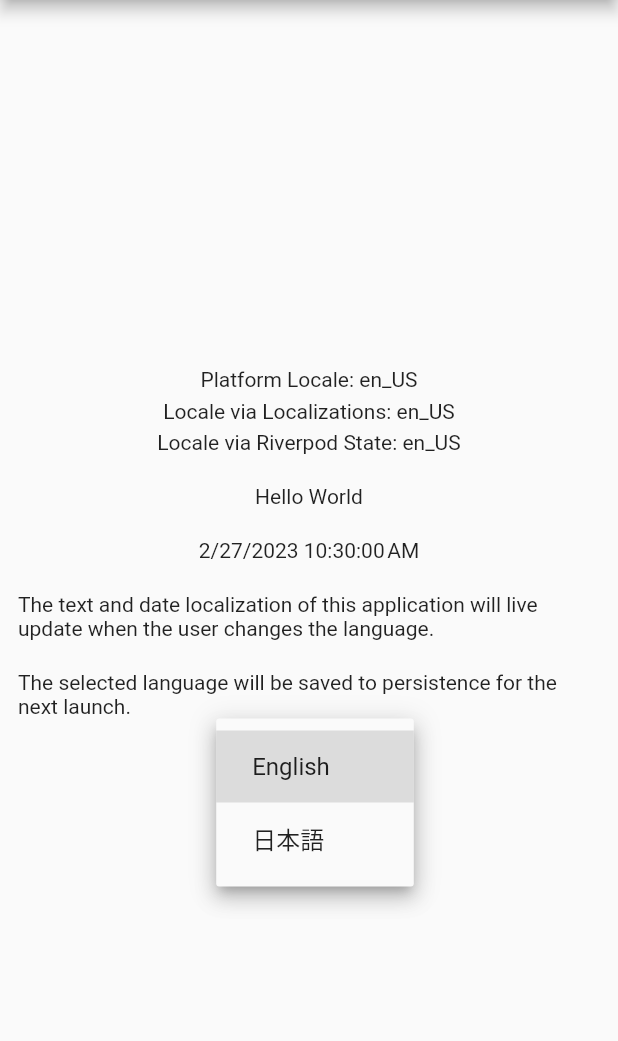
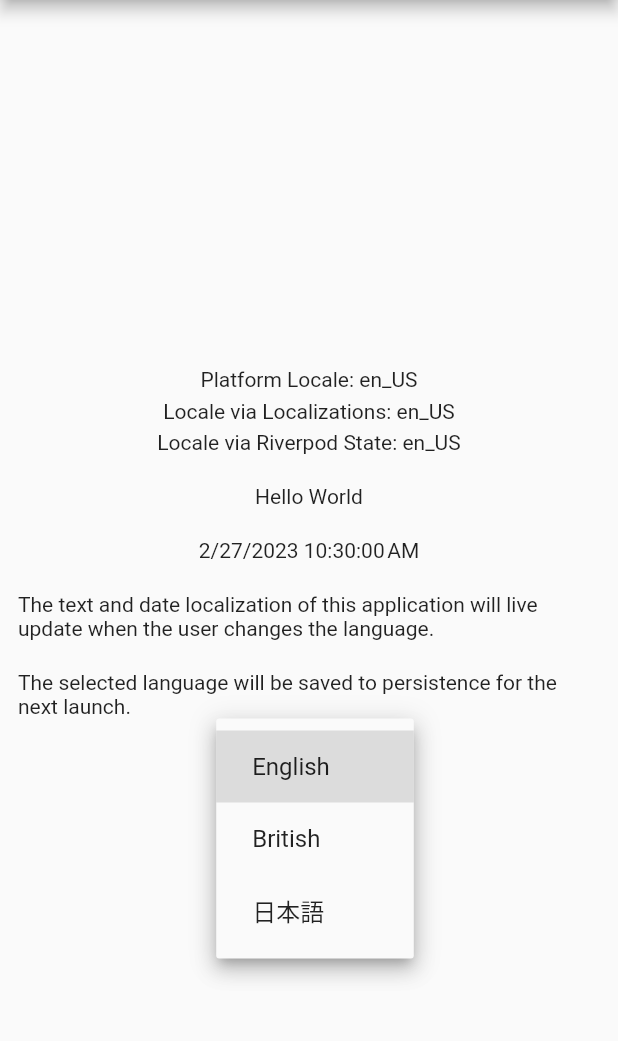
Before and after one commit to mdrideout/Riverpod-Localization, a Flutter app: the screen it shows after launch, after a tap on "English", on a phone screen of 412 x 824 dp, the part 84-1125 px from its top. Run offline on Flutter 3.47's test engine with Material 2 defaults, Android fonts, the phone set to English and light mode, and no system bars; our stand-ins replace flutter_riverpod, freezed_annotation, shared_preferences; missing offline and left inert: dart:html; generated files the repository leaves out were written again.

Commit message:
add AppLocalization Provider

```diff
--- a/l10n.yaml
+++ b/l10n.yaml
@@ -4,7 +4,7 @@
 arb-dir: lib/l10n
 
 # The input file template
-template-arb-file: app_en.arb
+template-arb-file: app_ja.arb
 
 # Where generated localizations are placed
 output-localization-file: app_localizations.dart
--- /dev/null
+++ b/lib/l10n/app_en_uk.arb
@@ -0,0 +1,8 @@
+{
+  "helloWorld": "Hello UK World",
+  "homeExplanation": "The text and date localization of this application will live update when the user changes the language.",
+  "homeExplanation2": "The selected language will be saved to persistence for the next launch.",
+  "@helloWorld": {
+    "description": "The conventional newborn programmer greeting"
+  }
+}
--- a/lib/main.dart
+++ b/lib/main.dart
@@ -1,5 +1,6 @@
 import 'package:flutter/material.dart';
 import 'package:flutter_gen/gen_l10n/app_localizations.dart';
+
 import 'package:flutter_riverpod/flutter_riverpod.dart';
 import 'package:intl/intl.dart';
 import 'package:riverpodlocalization/models/locale/locale_state.dart';
@@ -35,6 +36,10 @@ class MyApp extends ConsumerWidget {
   }
 }
 
+final helloWorldProvider = Provider<String>(
+  (ref) => ref.watch(appLocalizationsProvider)?.helloWorld ?? "!!!???",
+);
+
 class HomeScreen extends ConsumerStatefulWidget {
   const HomeScreen({Key? key}) : super(key: key);
 
@@ -47,22 +52,23 @@ class _HomeScreenState extends ConsumerState<HomeScreen> {
   void initState() {
     super.initState();
     var widgetsBinding = WidgetsBinding.instance;
-    if (widgetsBinding != null) {
-      widgetsBinding.addPostFrameCallback((_) async {
-        // Locale Startup Actions
-        ref.read(localeStateProvider.notifier).initLocale();
-      });
-    }
+
+    widgetsBinding.addPostFrameCallback((_) async {
+      // Locale Startup Actions
+      ref.read(localeStateProvider.notifier).initLocale();
+    });
   }
 
   @override
   Widget build(BuildContext context) {
     // Create a DateFormat for the current locale
-    final DateFormat dateFormat = DateFormat.yMd(ref.read(localeProvider).toString()).add_jms();
+    final DateFormat dateFormat =
+        DateFormat.yMd(ref.read(localeProvider).toString()).add_jms();
 
     String _supportedLocales = ref.read(supportedLocalesProvider).toString();
     String _platformLocale = ref.read(platformLocaleProvider).toString();
     String _currentLocale = ref.watch(localeProvider).toString();
+    AppLocalizations? _appLocalizations = ref.watch(appLocalizationsProvider);
 
     print("Supported locales: " + _supportedLocales);
     print("Platform Locale: " + _platformLocale);
@@ -85,17 +91,18 @@ class _HomeScreenState extends ConsumerState<HomeScreen> {
                   children: [
                     Text("Platform Locale: " + _platformLocale),
                     const SizedBox(height: 5),
-                    Text("Locale via Localizations: " + Localizations.localeOf(context).toString()),
+                    Text("Locale via Localizations: " +
+                        Localizations.localeOf(context).toString()),
                     const SizedBox(height: 5),
                     Text("Locale via Riverpod State: " + _currentLocale),
                     const SizedBox(height: 20.0),
-                    Text(AppLocalizations.of(context)!.helloWorld),
+                    Text(ref.watch(helloWorldProvider)),
                     const SizedBox(height: 20.0),
                     Text(dateFormat.format(DateTime.now())),
                     const SizedBox(height: 20.0),
-                    Text(AppLocalizations.of(context)!.homeExplanation),
+                    Text(_appLocalizations?.homeExplanation ?? "Welt"),
                     const SizedBox(height: 20.0),
-                    Text(AppLocalizations.of(context)!.homeExplanation2),
+                    Text(_appLocalizations?.homeExplanation2 ?? "Oder so"),
                     const SizedBox(height: 20.0),
                     const LanguagePicker(),
                   ],
--- a/lib/models/locale/locale_providers.dart
+++ b/lib/models/locale/locale_providers.dart
@@ -3,6 +3,9 @@ import 'dart:ui';
 import 'package:flutter_riverpod/flutter_riverpod.dart';
 import 'package:riverpodlocalization/models/locale/locale_state.dart';
 import 'package:riverpodlocalization/models/locale/platform_locale/platform_locale_interface.dart';
+import 'package:flutter_gen/gen_l10n/app_localizations.dart';
+import 'package:flutter_gen/gen_l10n/app_localizations_en.dart';
+import 'package:flutter_gen/gen_l10n/app_localizations_ja.dart';
 
 /// Platform Locale Provider
 /// Returns the locale of the Platform.localeName
@@ -20,6 +23,7 @@ final platformLocaleProvider = Provider<Locale>((_) {
 final supportedLocalesProvider = Provider<List<Locale>>((_) {
   return const [
     Locale('en', 'US'),
+    Locale('en', 'UK'),
     Locale('ja', 'JP'),
   ];
 });
@@ -29,3 +33,20 @@ final supportedLocalesProvider = Provider<List<Locale>>((_) {
 final localeProvider = Provider<Locale>((ref) {
   return ref.watch(localeStateProvider).locale;
 });
+
+final appLocalizationsProvider = Provider<AppLocalizations?>(
+  (ref) {
+    final locale = ref.watch(localeProvider);
+
+    if (locale.languageCode == "en") {
+      if (locale.countryCode != null && locale.countryCode == "UK") {
+        // exact locale by language and country code
+        return AppLocalizationsEnUk();
+      }
+      // closest locale if country code is not equal
+      return AppLocalizationsEn();
+    }
+    // default
+    return AppLocalizationsJa();
+  },
+);
--- a/lib/models/locale/locale_translate_name.dart
+++ b/lib/models/locale/locale_translate_name.dart
@@ -9,6 +9,10 @@ String translateLocaleName({required Locale locale}) {
     case ("en-US"):
       {
         return "English";
+      }
+    case ("en-UK"):
+      {
+        return "British";
       }
     case ("es-ES"):
       {
--- a/pubspec.yaml
+++ b/pubspec.yaml
@@ -3,7 +3,7 @@ description: A demonstration of using Riverpod for dynamic language switching in
 
 publish_to: 'none' # Remove this line if you wish to publish to pub.dev
 
-version: 1.0.0+1
+version: 1.0.1+1
 
 environment:
   sdk: ">=2.12.0 <3.0.0"
@@ -18,6 +18,7 @@ dependencies:
   json_annotation: ^4.1.0
   freezed_annotation: ^0.15.0
   shared_preferences: ^2.0.8
+  platform: ^3.1.0
 
 dev_dependencies:
   flutter_test:
```
Also changed, not shown: pubspec.lock.
